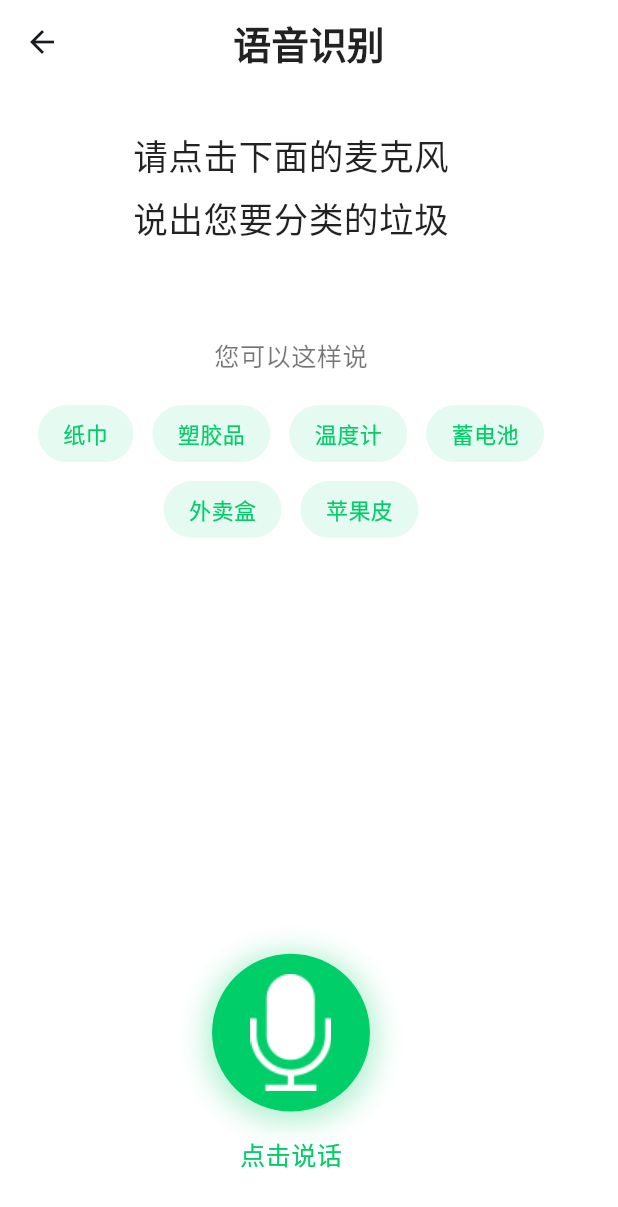
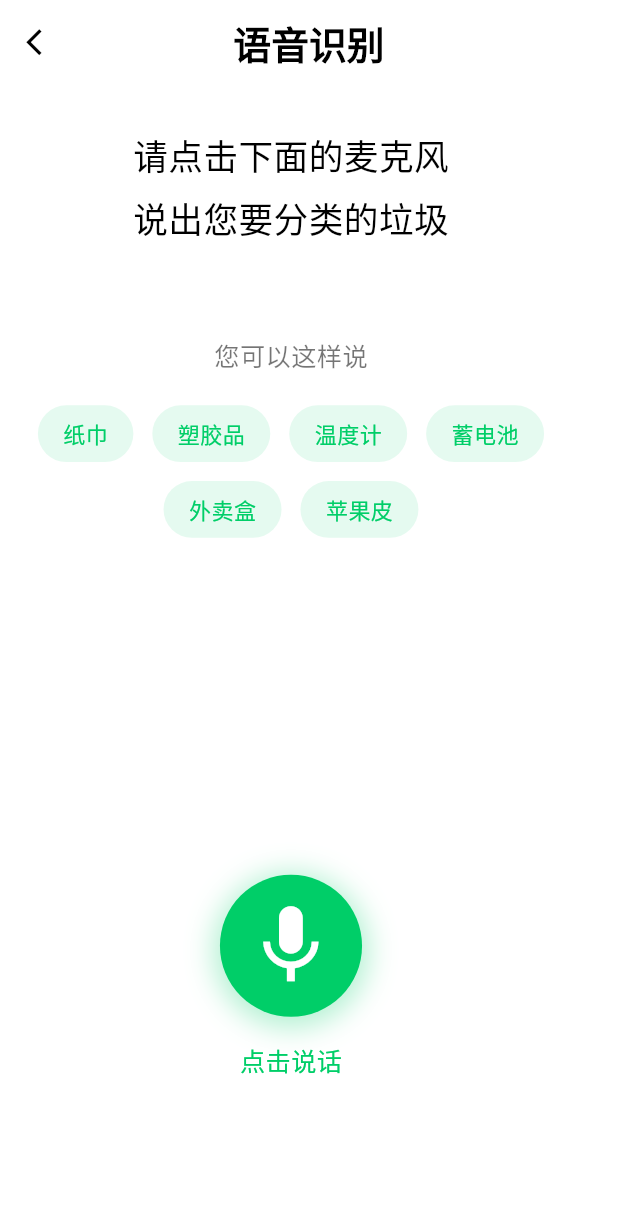
Before and after one commit to Bryan2333/rubbish_detecion, a Flutter app: the RecordPage screen opened by its route, on a phone screen of 412 x 824 dp. Shown: the top 1207 px of the screen. Run offline on Flutter 3.47's test engine with Material 3 defaults, Android fonts, the phone set to English and light mode, and no system bars; drawn by our look-alikes of oktoast; our stand-ins replace dio, email_validator, flutter_screenutil, flutter_swiper_view, image_cropper, image_picker and 1 more; missing offline and left inert: flutter_inappwebview, record, tflite_flutter; network calls fail; statements that could not run were skipped; project files that could hold a hidden picture were left out.

Commit message:
初步完成语音识别页面的设计

```diff
--- a/lib/pages/record_page/record_page.dart
+++ b/lib/pages/record_page/record_page.dart
@@ -1,7 +1,6 @@
 import 'dart:convert';
 import 'dart:io';
 import 'dart:async';
-import 'package:oktoast/oktoast.dart';
 import 'package:path/path.dart' as path;
 import 'package:flutter/material.dart';
 import 'package:path_provider/path_provider.dart';
@@ -19,8 +18,10 @@ class RecordPage extends StatefulWidget {
 
 class _RecordPageState extends State<RecordPage>
     with SingleTickerProviderStateMixin {
-  bool _isRecording = false;
   final _recordViewModel = RecordViewModel();
+
+  late ValueNotifier<bool> _isRecordingNotifier;
+
   late AudioRecorder _recorder;
   late AnimationController _animationController;
   late Animation<double> _scaleAnimation;
@@ -28,22 +29,26 @@ class _RecordPageState extends State<RecordPage>
   @override
   void initState() {
     super.initState();
+    _isRecordingNotifier = ValueNotifier(false);
     _recorder = AudioRecorder();
+
     _animationController = AnimationController(
       duration: const Duration(milliseconds: 1000),
       vsync: this,
     );
-    _scaleAnimation = Tween<double>(begin: 1.0, end: 1.2).animate(
+    _animationController.repeat(reverse: true);
+
+    _scaleAnimation = Tween(begin: 1.0, end: 1.2).animate(
       CurvedAnimation(
         parent: _animationController,
         curve: Curves.easeInOut,
       ),
     );
-    _animationController.repeat(reverse: true);
   }
 
   @override
   void dispose() {
+    _isRecordingNotifier.dispose();
     _animationController.dispose();
     _recorder.dispose();
     super.dispose();
@@ -54,23 +59,45 @@ class _RecordPageState extends State<RecordPage>
     return Scaffold(
       backgroundColor: Colors.white,
       appBar: AppBar(
+        leading: IconButton(
+          icon: Icon(
+            Icons.arrow_back_ios,
+            color: Colors.black,
+            size: 20.r,
+          ),
+          onPressed: () {
+            Navigator.pop(context);
+          },
+        ),
         elevation: 0,
         backgroundColor: Colors.white,
+        centerTitle: true,
         title: Text(
           "语音识别",
           style: TextStyle(
             fontWeight: FontWeight.bold,
             fontSize: 24.sp,
-            color: Colors.black87,
+            color: Colors.black,
           ),
         ),
-        centerTitle: true,
       ),
       body: SafeArea(
         child: Column(
           children: [
             // 顶部提示区域
-            Container(
+            _buildHeader(),
+            // 示例区域
+            _buildExamples(),
+            // 录音按钮区域
+            _buildMicButton(),
+          ],
+        ),
+      ),
+    );
+  }
+
+  Widget _buildHeader() {
+    return Container(
       padding: EdgeInsets.symmetric(vertical: 30.h),
       child: Column(
         children: [
@@ -78,8 +105,7 @@ class _RecordPageState extends State<RecordPage>
             "请点击下面的麦克风",
             style: TextStyle(
               fontSize: 22.sp,
-                      fontWeight: FontWeight.w500,
-                      color: Colors.black87,
+              color: Colors.black,
             ),
           ),
           SizedBox(height: 8.h),
@@ -87,15 +113,16 @@ class _RecordPageState extends State<RecordPage>
             "说出您要分类的垃圾",
             style: TextStyle(
               fontSize: 22.sp,
-                      fontWeight: FontWeight.w500,
-                      color: Colors.black87,
+              color: Colors.black,
             ),
           ),
         ],
       ),
-            ),
-            // 示例区域
-            Expanded(
+    );
+  }
+
+  Widget _buildExamples() {
+    return Expanded(
       child: Container(
         padding: EdgeInsets.symmetric(horizontal: 24.w),
         child: Column(
@@ -106,7 +133,6 @@ class _RecordPageState extends State<RecordPage>
               style: TextStyle(
                 fontSize: 16.sp,
                 color: Colors.black54,
-                        fontWeight: FontWeight.w500,
               ),
             ),
             SizedBox(height: 20.h),
@@ -126,98 +152,6 @@ class _RecordPageState extends State<RecordPage>
           ],
         ),
       ),
-            ),
-
-            // 录音按钮区域
-            Container(
-              padding: EdgeInsets.symmetric(vertical: 40.h),
-              child: Column(
-                children: [
-                  GestureDetector(
-                    onTap: () async {
-                      if (_isRecording) {
-                        final payload = await _stopRecord();
-                        setState(() => _isRecording = false);
-                        _animationController.stop();
-
-                        final res =
-                            await _recordViewModel.getResponse(payload ?? "");
-
-                        if (res?.result?.isEmpty == true) {
-                          showToast("语音识别失败！");
-                          return;
-                        }
-
-                        if (context.mounted == false) {
-                          return;
-                        }
-
-                        Navigator.push(
-                          context,
-                          MaterialPageRoute(
-                            builder: (context) => RecognizationResultPage(
-                              rubbishName: res?.result ?? "",
-                            ),
-                          ),
-                        );
-                      } else {
-                        await _startRecord();
-                        setState(() => _isRecording = true);
-                        _animationController.repeat(reverse: true);
-                      }
-                    },
-                    child: AnimatedBuilder(
-                      animation: _scaleAnimation,
-                      builder: (context, child) {
-                        return Transform.scale(
-                          scale: _isRecording ? _scaleAnimation.value : 1.0,
-                          child: Container(
-                            height: 100.h,
-                            width: 100.h,
-                            decoration: BoxDecoration(
-                              color: _isRecording
-                                  ? const Color(0xFFFF3197)
-                                  : const Color(0xFF00CE68),
-                              borderRadius: BorderRadius.circular(50.r),
-                              boxShadow: [
-                                BoxShadow(
-                                  color: (_isRecording
-                                          ? const Color(0xFFFF3197)
-                                          : const Color(0xFF00CE68))
-                                      .withOpacity(0.3),
-                                  spreadRadius: 4,
-                                  blurRadius: 15,
-                                  offset: const Offset(0, 3),
-                                ),
-                              ],
-                            ),
-                            child: Image.asset(
-                              "assets/images/microphone_2.png",
-                              width: 50.r,
-                              height: 50.r,
-                            ),
-                          ),
-                        );
-                      },
-                    ),
-                  ),
-                  SizedBox(height: 16.h),
-                  Text(
-                    _isRecording ? "点击停止" : "点击说话",
-                    style: TextStyle(
-                      fontSize: 16.sp,
-                      color: _isRecording
-                          ? const Color(0xFFFF3197)
-                          : const Color(0xFF00CE68),
-                      fontWeight: FontWeight.w500,
-                    ),
-                  ),
-                ],
-              ),
-            ),
-          ],
-        ),
-      ),
     );
   }
 
@@ -233,15 +167,83 @@ class _RecordPageState extends State<RecordPage>
         style: TextStyle(
           fontSize: 14.sp,
           color: const Color(0xFF00CE68),
-          fontWeight: FontWeight.w500,
         ),
       ),
     );
   }
 
-  // _startRecord 和 _stopRecord 方法保持不变
+  Widget _buildMicButton() {
+    return Container(
+      margin: EdgeInsets.only(bottom: 100.h),
+      child: ValueListenableBuilder(
+        valueListenable: _isRecordingNotifier,
+        builder: (context, isRecording, child) {
+          return Column(
+            children: [
+              GestureDetector(
+                onTap: () async {
+                  if (isRecording) {
+                    final payload = await _stopRecording();
+                    _isRecordingNotifier.value = false;
+                    _getRecordRecognition(payload ?? "");
+                  } else {
+                    await _startRecording();
+                    _isRecordingNotifier.value = true;
+                  }
+                },
+                child: AnimatedBuilder(
+                  animation: _scaleAnimation,
+                  builder: (context, child) {
+                    return Transform.scale(
+                      scale: isRecording ? _scaleAnimation.value : 1.0,
+                      child: Container(
+                        height: 90.h,
+                        width: 90.h,
+                        decoration: BoxDecoration(
+                          color: isRecording
+                              ? const Color(0xFFFF3197)
+                              : const Color(0xFF00CE68),
+                          borderRadius: BorderRadius.circular(50.r),
+                          boxShadow: [
+                            BoxShadow(
+                              color: (isRecording
+                                      ? const Color(0xFFFF3197)
+                                      : const Color(0xFF00CE68))
+                                  .withOpacity(0.3),
+                              spreadRadius: 4.r,
+                              blurRadius: 15.r,
+                              offset: const Offset(0, 3),
+                            ),
+                          ],
+                        ),
+                        child: Icon(
+                          Icons.mic,
+                          color: Colors.white,
+                          size: 60.r,
+                        ),
+                      ),
+                    );
+                  },
+                ),
+              ),
+              SizedBox(height: 16.h),
+              Text(
+                isRecording ? "点击停止" : "点击说话",
+                style: TextStyle(
+                  fontSize: 16.sp,
+                  color: isRecording
+                      ? const Color(0xFFFF3197)
+                      : const Color(0xFF00CE68),
+                ),
+              ),
+            ],
+          );
+        },
+      ),
+    );
+  }
 
-  Future<void> _startRecord() async {
+  Future<void> _startRecording() async {
     if (await _recorder.hasPermission()) {
       final appCacheDir = await getApplicationCacheDirectory();
 
@@ -251,11 +253,27 @@ class _RecordPageState extends State<RecordPage>
         const RecordConfig(encoder: AudioEncoder.opus),
         path: filePath,
       );
+
+      _animationController.repeat(reverse: true);
+    } else {
+      if (mounted) {
+        ScaffoldMessenger.of(context).showSnackBar(
+          SnackBar(
+            backgroundColor: Colors.red,
+            duration: const Duration(seconds: 2),
+            content: Text(
+              "请先授予录音权限",
+              style: TextStyle(fontSize: 16.sp),
+            ),
+          ),
+        );
+      }
     }
   }
 
-  Future<String?> _stopRecord() async {
+  Future<String?> _stopRecording() async {
     final audioFilePath = await _recorder.stop();
+    _animationController.stop();
 
     if (audioFilePath == null) {
       return null;
@@ -276,4 +294,34 @@ class _RecordPageState extends State<RecordPage>
 
     return payload;
   }
+
+  Future<void> _getRecordRecognition(String payload) async {
+    final res = await _recordViewModel.getResponse(payload);
+
+    if (mounted == false) {
+      return;
     }
+
+    if (res?.result?.isEmpty == true) {
+      ScaffoldMessenger.of(context).showSnackBar(
+        SnackBar(
+          backgroundColor: Colors.red,
+          duration: const Duration(seconds: 2),
+          content: Text(
+            "识别失败，请重新尝试",
+            style: TextStyle(fontSize: 16.sp),
+          ),
+        ),
+      );
+    } else {
+      Navigator.push(
+        context,
+        MaterialPageRoute(
+          builder: (context) => RecognizationResultPage(
+            rubbishName: res?.result ?? "",
+          ),
+        ),
+      );
+    }
+  }
+}
```
Lines whose indentation alone changed are shown as unchanged.
